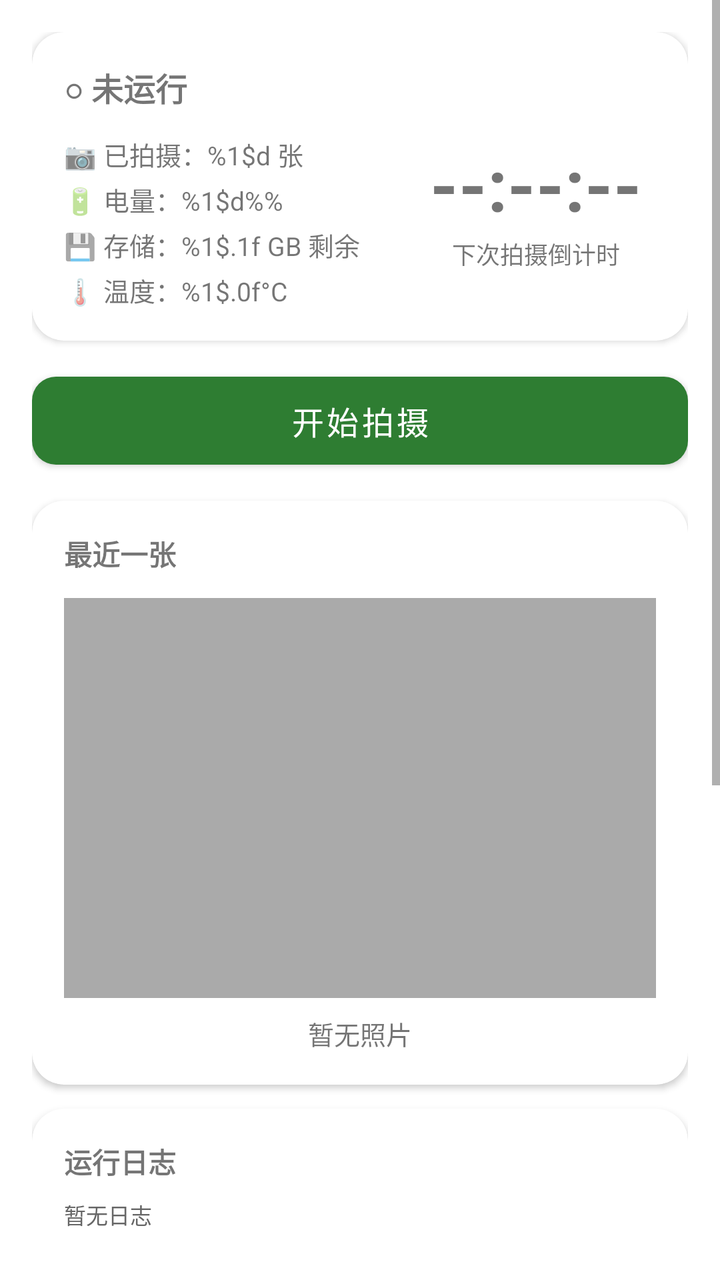
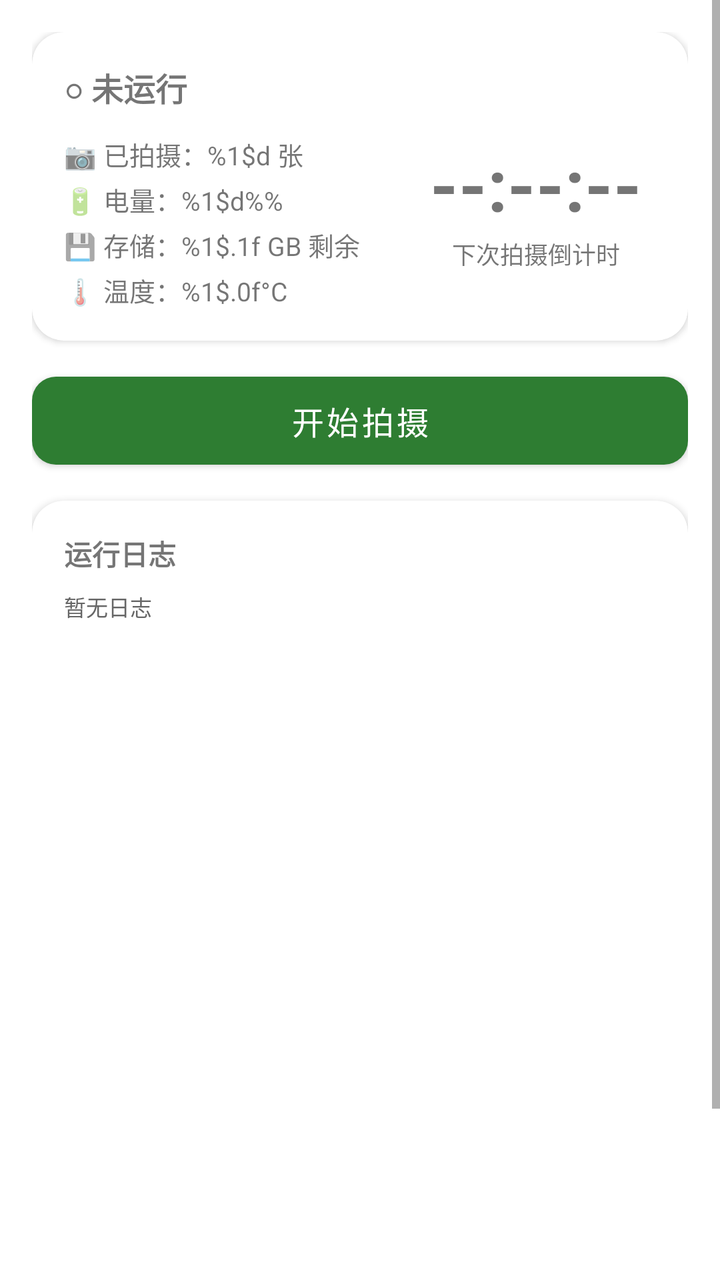

Compare the two renders of this Android layout. The source of the first and the diff that turns it into the second are given below.
<!-- AndroidManifest.xml: application theme Theme.TimeLapseCamera -->
<!-- res/layout/fragment_status.xml -->
<?xml version="1.0" encoding="utf-8"?>
<ScrollView xmlns:android="http://schemas.android.com/apk/res/android"
    xmlns:app="http://schemas.android.com/apk/res-auto"
    android:layout_width="match_parent"
    android:layout_height="match_parent"
    android:fillViewport="true">

    <LinearLayout
        android:layout_width="match_parent"
        android:layout_height="wrap_content"
        android:orientation="vertical"
        android:padding="16dp">

        
        <com.google.android.material.card.MaterialCardView
            android:layout_width="match_parent"
            android:layout_height="wrap_content"
            android:layout_marginBottom="12dp"
            app:cardCornerRadius="16dp"
            app:cardElevation="2dp">

            <LinearLayout
                android:layout_width="match_parent"
                android:layout_height="wrap_content"
                android:orientation="vertical"
                android:padding="16dp">

                <TextView
                    android:id="@+id/tvStatus"
                    android:layout_width="wrap_content"
                    android:layout_height="wrap_content"
                    android:layout_marginBottom="12dp"
                    android:text="@string/status_stopped"
                    android:textSize="16sp"
                    android:textStyle="bold" />

                <LinearLayout
                    android:layout_width="match_parent"
                    android:layout_height="wrap_content"
                    android:orientation="horizontal">

                    
                    <LinearLayout
                        android:layout_width="0dp"
                        android:layout_height="wrap_content"
                        android:layout_gravity="center_vertical"
                        android:layout_weight="1"
                        android:orientation="vertical">

                        <TextView
                            android:id="@+id/tvCaptureCount"
                            android:layout_width="wrap_content"
                            android:layout_height="wrap_content"
                            android:text="@string/status_count_format"
                            android:textSize="13sp" />

                        <TextView
                            android:id="@+id/tvBattery"
                            android:layout_width="wrap_content"
                            android:layout_height="wrap_content"
                            android:layout_marginTop="4dp"
                            android:text="@string/status_battery_format"
                            android:textSize="13sp" />

                        <TextView
                            android:id="@+id/tvStorage"
                            android:layout_width="wrap_content"
                            android:layout_height="wrap_content"
                            android:layout_marginTop="4dp"
                            android:text="@string/status_storage_format"
                            android:textSize="13sp" />

                        <TextView
                            android:id="@+id/tvTemperature"
                            android:layout_width="wrap_content"
                            android:layout_height="wrap_content"
                            android:layout_marginTop="4dp"
                            android:text="@string/status_temperature_format"
                            android:textSize="13sp" />
                    </LinearLayout>

                    
                    <LinearLayout
                        android:layout_width="wrap_content"
                        android:layout_height="wrap_content"
                        android:gravity="center"
                        android:minWidth="120dp"
                        android:orientation="vertical">

                        <TextView
                            android:id="@+id/tvCountdown"
                            android:layout_width="wrap_content"
                            android:layout_height="wrap_content"
                            android:text="--:--:--"
                            android:textSize="36sp"
                            android:textStyle="bold" />

                        <TextView
                            android:id="@+id/tvCountdownLabel"
                            android:layout_width="wrap_content"
                            android:layout_height="wrap_content"
                            android:layout_marginTop="2dp"
                            android:text="@string/status_next_capture"
                            android:textSize="12sp" />
                    </LinearLayout>
                </LinearLayout>
            </LinearLayout>
        </com.google.android.material.card.MaterialCardView>

        
        <com.google.android.material.button.MaterialButton
            android:id="@+id/btnToggle"
            android:layout_width="match_parent"
            android:layout_height="56dp"
            android:layout_marginBottom="12dp"
            android:text="@string/btn_start"
            android:textSize="16sp"
            app:cornerRadius="12dp" />

        
        <com.google.android.material.card.MaterialCardView
            android:layout_width="match_parent"
            android:layout_height="wrap_content"
            android:layout_marginBottom="12dp"
            app:cardCornerRadius="16dp"
            app:cardElevation="2dp">

            <LinearLayout
                android:layout_width="match_parent"
                android:layout_height="wrap_content"
                android:orientation="vertical"
                android:padding="16dp">

                <TextView
                    android:layout_width="wrap_content"
                    android:layout_height="wrap_content"
                    android:text="@string/status_latest_photo"
                    android:textSize="14sp"
                    android:textStyle="bold" />

                <ImageView
                    android:id="@+id/ivLatest"
                    android:layout_width="match_parent"
                    android:layout_height="200dp"
                    android:layout_marginTop="12dp"
                    android:scaleType="centerCrop"
                    android:src="@android:color/darker_gray" />

                <TextView
                    android:id="@+id/tvLatestTime"
                    android:layout_width="match_parent"
                    android:layout_height="wrap_content"
                    android:layout_marginTop="8dp"
                    android:gravity="center"
                    android:text="@string/status_no_photo_yet"
                    android:textSize="13sp" />
            </LinearLayout>
        </com.google.android.material.card.MaterialCardView>

        
        <com.google.android.material.card.MaterialCardView
            android:layout_width="match_parent"
            android:layout_height="wrap_content"
            android:layout_marginBottom="12dp"
            app:cardCornerRadius="16dp"
            app:cardElevation="2dp">

            <LinearLayout
                android:layout_width="match_parent"
                android:layout_height="wrap_content"
                android:orientation="vertical"
                android:padding="16dp">

                <TextView
                    android:layout_width="wrap_content"
                    android:layout_height="wrap_content"
                    android:text="@string/status_log"
                    android:textSize="14sp"
                    android:textStyle="bold" />

                <ScrollView
                    android:id="@+id/svLog"
                    android:layout_width="match_parent"
                    android:layout_height="400dp"
                    android:layout_marginTop="8dp"
                    android:nestedScrollingEnabled="true">

                    <TextView
                        android:id="@+id/tvLog"
                        android:layout_width="match_parent"
                        android:layout_height="wrap_content"
                        android:fontFamily="monospace"
                        android:text="@string/status_log_empty"
                        android:textColor="#666666"
                        android:textSize="11sp" />
                </ScrollView>
            </LinearLayout>
        </com.google.android.material.card.MaterialCardView>

    </LinearLayout>
</ScrollView>
<!-- resources referenced by this layout -->
<resources>
  <string name="btn_start">开始拍摄</string>
  <string name="status_battery_format">🔋 电量：%1$d%%</string>
  <string name="status_count_format">📷 已拍摄：%1$d 张</string>
  <string name="status_latest_photo">最近一张</string>
  <string name="status_log">运行日志</string>
  <string name="status_log_empty">暂无日志</string>
  <string name="status_next_capture">下次拍摄倒计时</string>
  <string name="status_no_photo_yet">暂无照片</string>
  <string name="status_stopped">○ 未运行</string>
  <string name="status_storage_format">💾 存储：%1$.1f GB 剩余</string>
  <string name="status_temperature_format">🌡 温度：%1$.0f°C</string>
  <style name="Theme.TimeLapseCamera" parent="Theme.MaterialComponents.Light.NoActionBar">
          <item name="colorPrimary">@color/primary</item>
          <item name="colorPrimaryVariant">@color/primary_dark</item>
          <item name="colorOnPrimary">@color/white</item>
          <item name="colorSecondary">@color/accent</item>
          <item name="colorOnSecondary">@color/black</item>
          <item name="android:statusBarColor" tools:targetApi="21">@color/primary_dark</item>
      </style>
  <color name="primary">#2E7D32</color>
  <color name="primary_dark">#1B5E20</color>
  <color name="white">#FFFFFF</color>
  <color name="accent">#FF6F00</color>
  <color name="black">#000000</color>
</resources>

<!-- the commit's change to res/layout/fragment_status.xml (unified diff, before → after) -->
@@ -134,46 +134,6 @@
                 <TextView
                     android:layout_width="wrap_content"
                     android:layout_height="wrap_content"
-                    android:text="@string/status_latest_photo"
-                    android:textSize="14sp"
-                    android:textStyle="bold" />
-
-                <ImageView
-                    android:id="@+id/ivLatest"
-                    android:layout_width="match_parent"
-                    android:layout_height="200dp"
-                    android:layout_marginTop="12dp"
-                    android:scaleType="centerCrop"
-                    android:src="@android:color/darker_gray" />
-
-                <TextView
-                    android:id="@+id/tvLatestTime"
-                    android:layout_width="match_parent"
-                    android:layout_height="wrap_content"
-                    android:layout_marginTop="8dp"
-                    android:gravity="center"
-                    android:text="@string/status_no_photo_yet"
-                    android:textSize="13sp" />
-            </LinearLayout>
-        </com.google.android.material.card.MaterialCardView>
-
-        
-        <com.google.android.material.card.MaterialCardView
-            android:layout_width="match_parent"
-            android:layout_height="wrap_content"
-            android:layout_marginBottom="12dp"
-            app:cardCornerRadius="16dp"
-            app:cardElevation="2dp">
-
-            <LinearLayout
-                android:layout_width="match_parent"
-                android:layout_height="wrap_content"
-                android:orientation="vertical"
-                android:padding="16dp">
-
-                <TextView
-                    android:layout_width="wrap_content"
-                    android:layout_height="wrap_content"
                     android:text="@string/status_log"
                     android:textSize="14sp"
                     android:textStyle="bold" />
<!-- resource entries referenced after the edit -->
@@ -3,11 +3,9 @@
   <string name="btn_start">开始拍摄</string>
   <string name="status_battery_format">🔋 电量：%1$d%%</string>
   <string name="status_count_format">📷 已拍摄：%1$d 张</string>
-  <string name="status_latest_photo">最近一张</string>
   <string name="status_log">运行日志</string>
   <string name="status_log_empty">暂无日志</string>
   <string name="status_next_capture">下次拍摄倒计时</string>
-  <string name="status_no_photo_yet">暂无照片</string>
   <string name="status_stopped">○ 未运行</string>
   <string name="status_storage_format">💾 存储：%1$.1f GB 剩余</string>
   <string name="status_temperature_format">🌡 温度：%1$.0f°C</string>
